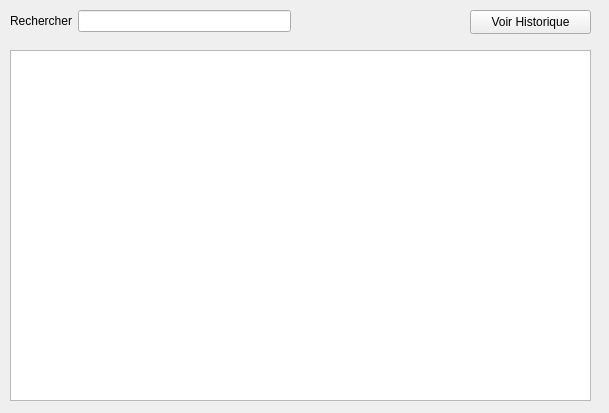
Frankral/ProjetFinL1, file historique/listechambre.ui: the form before one commit.
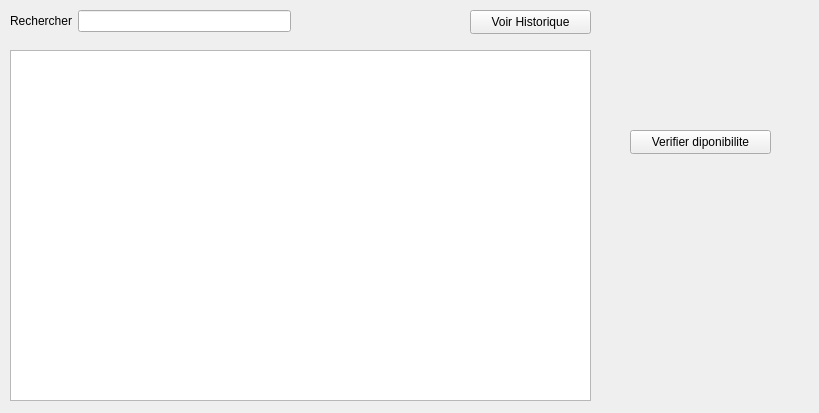
The form after the commit.

Commit message: ajout verification chambre

Patch:
```diff
--- a/historique/listechambre.ui
+++ b/historique/listechambre.ui
@@ -6,7 +6,7 @@
    <rect>
     <x>0</x>
     <y>0</y>
-    <width>609</width>
+    <width>819</width>
     <height>413</height>
    </rect>
   </property>
@@ -79,6 +79,35 @@
     <string>Voir Historique</string>
    </property>
   </widget>
+  <widget class="QPushButton" name="verifierButton">
+   <property name="geometry">
+    <rect>
+     <x>630</x>
+     <y>130</y>
+     <width>141</width>
+     <height>24</height>
+    </rect>
+   </property>
+   <property name="cursor">
+    <cursorShape>PointingHandCursor</cursorShape>
+   </property>
+   <property name="text">
+    <string>Verifier diponibilite</string>
+   </property>
+  </widget>
+  <widget class="QLabel" name="resultatLabel">
+   <property name="geometry">
+    <rect>
+     <x>600</x>
+     <y>200</y>
+     <width>211</width>
+     <height>20</height>
+    </rect>
+   </property>
+   <property name="text">
+    <string/>
+   </property>
+  </widget>
  </widget>
  <resources/>
  <connections/>
```
The commit also changes 2 other files.
